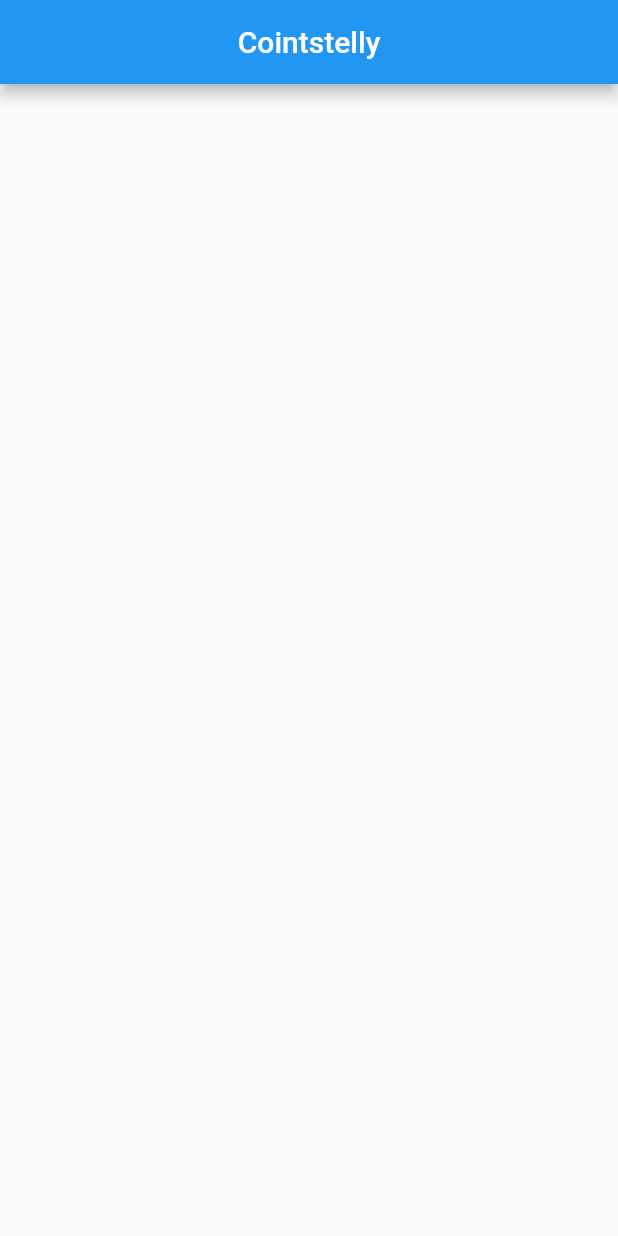
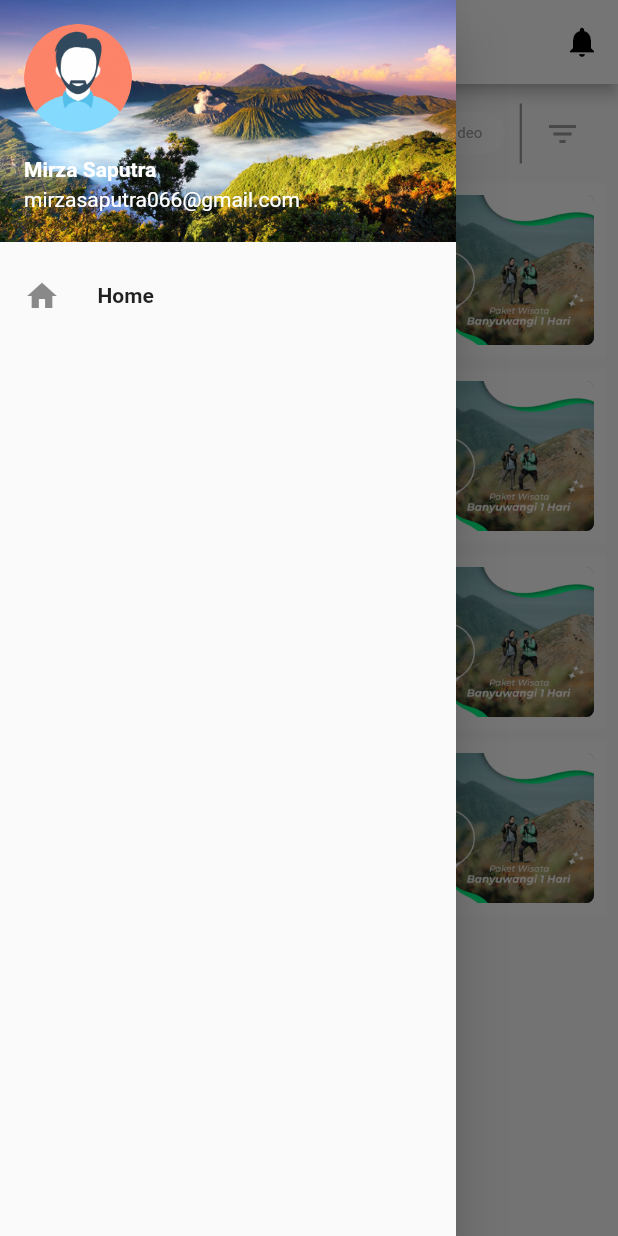
Before and after one commit to mirzasaputra/project-uts, a Flutter app: the screen it shows after launch, with the side drawer open (before the commit the screen has no drawer), on a phone screen of 412 x 824 dp. Run offline on Flutter 3.47's test engine with Material 2 defaults, Android fonts, the phone set to English and light mode, and no system bars.

Commit message:
Add page

```diff
--- /dev/null
+++ b/lib/component/drawer.dart
@@ -0,0 +1,52 @@
+import 'package:flutter/material.dart';
+
+class CustomDrawer extends StatelessWidget {
+  const CustomDrawer({Key? key}) : super(key: key);
+
+  @override
+  Widget build(BuildContext context) {
+    return Drawer(
+        child: ListView(children: <Widget>[
+      _drawerHeader(),
+      _drawerItem(
+          icon: Icons.home,
+          text: "Home",
+          onTap: () {
+
+          }),
+    ]));
+  }
+
+  Widget _drawerHeader() {
+    return const UserAccountsDrawerHeader(
+      accountName: Text("Mirza Saputra", style: TextStyle(color: Colors.white, fontWeight: FontWeight.bold)),
+      accountEmail: Text("mirzasaputra066@gmail.com", style: TextStyle(color: Colors.white)),
+      currentAccountPicture: ClipOval(child: Image(image: AssetImage('assets/images/user.png'), fit: BoxFit.cover)),
+      decoration: BoxDecoration(
+        image: DecorationImage(
+          image: AssetImage('assets/images/bg.png'),
+          fit: BoxFit.cover,
+        )
+      ),
+    );
+  }
+
+  Widget _drawerItem({IconData? icon, required String text, GestureTapCallback? onTap}) {
+    return ListTile(
+        title: Row(
+          children: <Widget>[
+            Icon(icon),
+            Padding(
+              padding: const EdgeInsets.only(left: 25.0),
+              child: Text(
+                text,
+                style: const TextStyle(
+                  fontWeight: FontWeight.bold,
+                ),
+              ),
+            ),
+          ],
+        ),
+        onTap: onTap);
+  }
+}
--- /dev/null
+++ b/lib/component/menu_item.dart
@@ -0,0 +1,66 @@
+import 'package:flutter/material.dart';
+
+// ignore: must_be_immutable
+class MenuItem extends StatelessWidget {
+  String title;
+  String publisher;
+  String datePublisher;
+  String image;
+  GestureTapCallback? onTap;
+
+  MenuItem(
+      {Key? key,
+      required this.title,
+      required this.publisher,
+      required this.datePublisher,
+      required this.image,
+      this.onTap})
+      : super(key: key);
+
+  @override
+  Widget build(BuildContext context) {
+    return Container(
+        padding: const EdgeInsets.all(8.0),
+        decoration: const BoxDecoration(
+          color: Colors.white,
+        ),
+        child: InkWell(
+          onTap: onTap,
+          splashColor: Colors.blue,
+          child: Row(
+            mainAxisAlignment: MainAxisAlignment.spaceBetween,
+            children: [
+              SizedBox(
+                width: MediaQuery.of(context).size.width - 135,
+                child: Column(
+                  crossAxisAlignment: CrossAxisAlignment.start,
+                  children: [
+                    Text(title,
+                        style: const TextStyle(
+                            fontSize: 20.0, fontWeight: FontWeight.bold)),
+                    const SizedBox(height: 15.0),
+                    Text(publisher,
+                        style:
+                            const TextStyle(fontSize: 11.0, color: Colors.red)),
+                    Text(datePublisher,
+                        style: const TextStyle(
+                            fontSize: 12.0, color: Colors.grey)),
+                  ],
+                ),
+              ),
+              Container(
+                height: 100,
+                width: 100,
+                decoration: BoxDecoration(
+                    color: Colors.grey,
+                    image: DecorationImage(
+                      image: AssetImage(image),
+                      fit: BoxFit.cover,
+                    ),
+                    borderRadius: const BorderRadius.all(Radius.circular(5.0))),
+              )
+            ],
+          ),
+        ));
+  }
+}
--- /dev/null
+++ b/lib/component/tab.dart
@@ -0,0 +1,84 @@
+import 'package:flutter/material.dart';
+
+class CustomTabBar extends StatelessWidget {
+  const CustomTabBar({Key? key}) : super(key: key);
+
+  @override
+  Widget build(BuildContext context) {
+    return SingleChildScrollView(
+      scrollDirection: Axis.horizontal,
+      child: Row(children: [
+        Padding(
+          padding: const EdgeInsets.all(5.0),
+          child: Container(
+            padding:
+                const EdgeInsets.symmetric(horizontal: 15, vertical: 8.0),
+            decoration: const BoxDecoration(
+                color: Colors.white70,
+                borderRadius: BorderRadius.all(Radius.circular(15.0))),
+            child: const Text('All',
+                style: TextStyle(fontSize: 10.0, color: Colors.grey)),
+          ),
+        ),
+        Padding(
+          padding: const EdgeInsets.all(5.0),
+          child: Container(
+            padding:
+                const EdgeInsets.symmetric(horizontal: 15, vertical: 8.0),
+            decoration: const BoxDecoration(
+                color: Color(0xB3415FF5),
+                borderRadius: BorderRadius.all(Radius.circular(15.0))),
+            child: const Text('Business',
+                style: TextStyle(fontSize: 10.0, color: Colors.white)),
+          ),
+        ),
+        Padding(
+          padding: const EdgeInsets.all(5.0),
+          child: Container(
+            padding:
+                const EdgeInsets.symmetric(horizontal: 15, vertical: 8.0),
+            decoration: const BoxDecoration(
+                color: Colors.white70,
+                borderRadius: BorderRadius.all(Radius.circular(15.0))),
+            child: const Text('Gadget',
+                style: TextStyle(fontSize: 10.0, color: Colors.grey)),
+          ),
+        ),
+        Padding(
+          padding: const EdgeInsets.all(5.0),
+          child: Container(
+            padding:
+                const EdgeInsets.symmetric(horizontal: 15, vertical: 8.0),
+            decoration: const BoxDecoration(
+                color: Colors.white70,
+                borderRadius: BorderRadius.all(Radius.circular(15.0))),
+            child: const Text('Sport',
+                style: TextStyle(fontSize: 10.0, color: Colors.grey)),
+          ),
+        ),
+        Padding(
+          padding: const EdgeInsets.all(5.0),
+          child: Container(
+            padding:
+                const EdgeInsets.symmetric(horizontal: 15, vertical: 8.0),
+            decoration: const BoxDecoration(
+                color: Colors.white70,
+                borderRadius: BorderRadius.all(Radius.circular(15.0))),
+            child: const Text('Video',
+                style: TextStyle(fontSize: 10.0, color: Colors.grey)),
+          ),
+        ),
+        Padding(
+          padding: const EdgeInsets.all(5.0),
+          child: Container(
+              padding:
+                  const EdgeInsets.symmetric(horizontal: 15, vertical: 8.0),
+              decoration: const BoxDecoration(
+                border: Border(
+                    left: BorderSide(color: Colors.black38, width: 1.5)),
+              ),
+              child: const Icon(Icons.filter_list, color: Colors.grey)),
+        ),
+      ]));
+  }
+}
--- a/lib/main.dart
+++ b/lib/main.dart
@@ -14,9 +14,11 @@ class MyApp extends StatelessWidget {
       initialRoute: '/',
       title: 'Flutter Demo',
       theme: ThemeData(
-        primaryColorLight: Colors.white,
+        primaryColor: Colors.white,
+        primarySwatch: Colors.grey,
       ),
       routes: buildRoute(context),
+      debugShowCheckedModeBanner: false,
     );
   }
 }
--- a/lib/page/home.dart
+++ b/lib/page/home.dart
@@ -1,4 +1,7 @@
 import 'package:flutter/material.dart';
+import 'package:projectuts/component/drawer.dart';
+import 'package:projectuts/component/menu_item.dart';
+import 'package:projectuts/component/tab.dart';
 
 class HomePage extends StatelessWidget {
   const HomePage({Key? key}) : super(key: key);
@@ -6,10 +9,74 @@ class HomePage extends StatelessWidget {
   @override
   Widget build(BuildContext context) {
     return Scaffold(
-      appBar: AppBar(
-        centerTitle: true,
-        title: const Text('Cointstelly'),
-      ),
-    );
+        appBar: AppBar(
+          centerTitle: true,
+          title:
+              const Text('Cointstelly', style: TextStyle(color: Colors.black)),
+          backgroundColor: Colors.white,
+          actions: [
+            IconButton(
+              icon: const Icon(Icons.notifications),
+              onPressed: () {},
+            )
+          ],
+        ),
+        drawer: const CustomDrawer(),
+        body: SingleChildScrollView(
+            child: Padding(
+          padding: const EdgeInsets.all(8.0),
+          child: Column(
+            children: [
+              const CustomTabBar(),
+              const SizedBox(height: 8.0),
+              Padding(
+                padding: const EdgeInsets.only(bottom: 8.0),
+                child: MenuItem(
+                  title:
+                      'Google is redefining mobile with artificial Intelligence',
+                  publisher: 'Owen Wilname',
+                  datePublisher: '12 SEP 2018',
+                  image: 'assets/images/news1.jpg',
+                  onTap: () {
+                    Navigator.pushNamed(context, '/news');
+                  },
+                ),
+              ),
+              Padding(
+                padding: const EdgeInsets.only(bottom: 8.0),
+                child: MenuItem(
+                  title:
+                      'Revealed: The cities with the highest quality of life in the',
+                  publisher: 'Mark Zukerberg',
+                  datePublisher: '01 DES 2021',
+                  image: 'assets/images/news1.jpg',
+                  onTap: () {
+                    Navigator.pushNamed(context, '/news');
+                  },
+                ),
+              ),
+              Padding(
+                padding: const EdgeInsets.only(bottom: 8.0),
+                child: MenuItem(
+                  title: 'The Most in Demand Skills for Data Scientists',
+                  publisher: 'Taylor Otwel',
+                  datePublisher: '25 AUG 2021',
+                  image: 'assets/images/news1.jpg',
+                  onTap: () {
+                    Navigator.pushNamed(context, '/news');
+                  },
+                ),
+              ),
+              Padding(
+                padding: const EdgeInsets.only(bottom: 8.0),
+                child: MenuItem(
+                    title: 'How to Design Emotional Interfaces For Boring Apps',
+                    publisher: 'Takasi',
+                    datePublisher: '17 SEP 2021',
+                    image: 'assets/images/news1.jpg'),
+              ),
+            ],
+          ),
+        )));
   }
 }
--- /dev/null
+++ b/lib/page/news.dart
@@ -0,0 +1,96 @@
+import 'package:flutter/material.dart';
+
+class NewsPage extends StatelessWidget {
+  const NewsPage({Key? key}) : super(key: key);
+
+  @override
+  Widget build(BuildContext context) {
+    return Scaffold(
+        appBar: AppBar(
+          centerTitle: true,
+          title:
+              const Text('Cointstelly', style: TextStyle(color: Colors.black)),
+          backgroundColor: Colors.white,
+          actions: [
+            IconButton(
+              icon: const Icon(Icons.share_outlined),
+              onPressed: () {},
+            )
+          ],
+        ),
+        body: SingleChildScrollView(
+          child: Padding(
+              padding: const EdgeInsets.all(8.0),
+              child: Container(
+                padding: const EdgeInsets.all(10.0),
+                decoration: BoxDecoration(
+                    color: Colors.white,
+                    border: Border.all(color: Colors.grey, width: 1.0),
+                    borderRadius: const BorderRadius.all(Radius.circular(5.0))),
+                child: Column(
+                    crossAxisAlignment: CrossAxisAlignment.stretch,
+                    children: [
+                      const Text(
+                          'Convicts Seeking to Clear Their Records  Find More Prosecutors Willing to Help',
+                          style: TextStyle(
+                            fontSize: 25.0,
+                            fontWeight: FontWeight.bold,
+                          )),
+                      const SizedBox(height: 15),
+                      const Text(
+                        'Lorem ipsum dolor sit amet consectetur adipisicing elit. Delectus temporibus et hic? Dolore eaque quia corporis dicta ea doloremque asperiores repellat pariatur, velit, ullam nam totam ad quidem minus. Suscipit omnis hic magni nobis accusamus temporibus obcaecati doloribus commodi consectetur quasi, animi beatae qui. Eveniet saepe ipsa adipisci laborum ea!',
+                        style: TextStyle(
+                          color: Colors.black45,
+                        ),
+                      ),
+                      const SizedBox(height: 25),
+                      Image.asset('assets/images/news1.jpg'),
+                      const SizedBox(height: 25),
+                      const Text(
+                          'Lorem ipsum dolor sit amet consectetur adipisicing elit. Delectus temporibus et hic? Dolore eaque quia corporis dicta ea doloremque asperiores repellat pariatur, velit, ullam nam totam ad quidem minus. Suscipit omnis hic magni nobis accusamus temporibus obcaecati doloribus commodi consectetur quasi, animi beatae qui. Eveniet saepe ipsa adipisci laborum ea!'),
+                      const SizedBox(height: 20),
+                      const Text(
+                          'Lorem ipsum dolor sit amet consectetur adipisicing elit. Delectus temporibus et hic? Dolore eaque quia corporis dicta ea doloremque asperiores repellat pariatur, velit, ullam nam totam ad quidem minus. Suscipit omnis hic magni nobis accusamus temporibus obcaecati doloribus commodi consectetur quasi, animi beatae qui. Eveniet saepe ipsa adipisci laborum ea!'),
+                      const SizedBox(height: 30.0),
+                      Row(
+                        mainAxisAlignment: MainAxisAlignment.spaceBetween,
+                        children: [
+                          Column(
+                            children: const [
+                              Text('Taylor otwel', style: TextStyle(fontSize: 12.0, color: Colors.red)),
+                              Text('22 SEP 2018', style: TextStyle(fontSize: 11.0, color: Colors.grey)),
+                            ]
+                          ),
+                          Row(
+                            children: [
+                              Padding(
+                                padding: const EdgeInsets.symmetric(horizontal: 10.0),
+                                child: Row(
+                                  children: const [
+                                    Icon(Icons.comment_outlined, size: 15.0),
+                                    SizedBox(width: 5.0),
+                                    Text('23')
+                                  ]
+                                )
+                              ),
+                              Padding(
+                                padding: const EdgeInsets.symmetric(horizontal: 10.0),
+                                child: Row(
+                                  children: const [
+                                    Icon(Icons.remove_red_eye_outlined, color: Colors.red, size: 15.0),
+                                    SizedBox(width: 5.0),
+                                    Text('30', style: TextStyle(color: Colors.red))
+                                  ],
+                                ),
+                              ),
+                            ]
+                          ),
+                        ],
+                      ),
+                      const SizedBox(height: 15.0),
+
+                    ]),
+              )),
+        ));
+  }
+}
--- a/lib/routes/routes.dart
+++ b/lib/routes/routes.dart
@@ -1,8 +1,10 @@
 import 'package:flutter/material.dart';
 import 'package:projectuts/page/home.dart';
+import 'package:projectuts/page/news.dart';
 
 Map<String, WidgetBuilder> buildRoute(BuildContext context){
   return {
     '/': (context) => const HomePage(),
+    '/news': (context) => const NewsPage(),
   };
 }
--- a/pubspec.yaml
+++ b/pubspec.yaml
@@ -58,7 +58,8 @@ flutter:
   uses-material-design: true
 
   # To add assets to your application, add an assets section, like this:
-  # assets:
+  assets:
+    - assets/images/
   #   - images/a_dot_burr.jpeg
   #   - images/a_dot_ham.jpeg
 
```
Also changed, not shown: assets/images/bg.png (added), assets/images/news1.jpg (added), assets/images/user.png (added), 1 other file.
